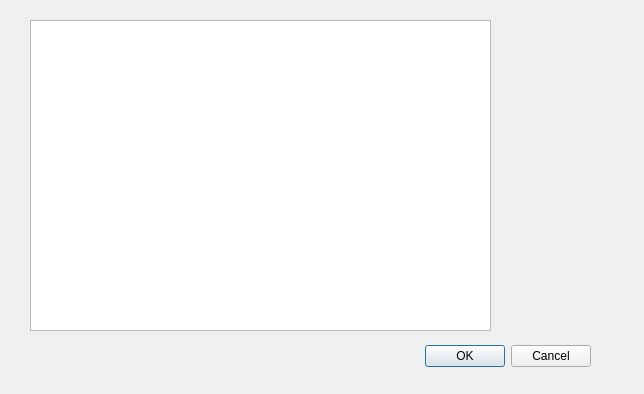
ambiesoft/SceneExplorer, file src/aboutdialog.ui: the form before one commit.
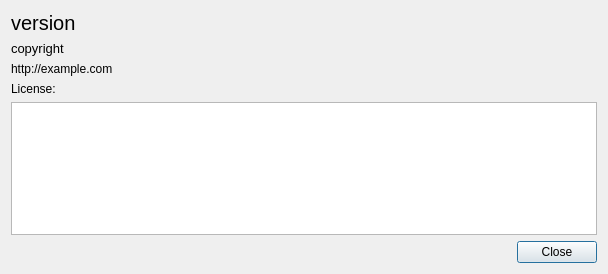
The form after the commit.

Commit message: Add license to each source

The edit to the form file:
```diff
--- a/src/aboutdialog.ui
+++ b/src/aboutdialog.ui
@@ -6,39 +6,73 @@
    <rect>
     <x>0</x>
     <y>0</y>
-    <width>644</width>
-    <height>394</height>
+    <width>608</width>
+    <height>274</height>
    </rect>
   </property>
   <property name="windowTitle">
    <string>Dialog</string>
   </property>
-  <widget class="QDialogButtonBox" name="buttonBox">
-   <property name="geometry">
-    <rect>
-     <x>250</x>
-     <y>340</y>
-     <width>341</width>
-     <height>32</height>
-    </rect>
-   </property>
-   <property name="orientation">
-    <enum>Qt::Horizontal</enum>
-   </property>
-   <property name="standardButtons">
-    <set>QDialogButtonBox::Cancel|QDialogButtonBox::Ok</set>
-   </property>
-  </widget>
-  <widget class="QTextBrowser" name="textBrowser">
-   <property name="geometry">
-    <rect>
-     <x>30</x>
-     <y>20</y>
-     <width>461</width>
-     <height>311</height>
-    </rect>
-   </property>
-  </widget>
+  <layout class="QVBoxLayout" name="verticalLayout">
+   <item>
+    <widget class="QLabel" name="lblVersion">
+     <property name="font">
+      <font>
+       <pointsize>15</pointsize>
+      </font>
+     </property>
+     <property name="text">
+      <string>version</string>
+     </property>
+    </widget>
+   </item>
+   <item>
+    <widget class="QLabel" name="lblCopyright">
+     <property name="font">
+      <font>
+       <pointsize>10</pointsize>
+      </font>
+     </property>
+     <property name="text">
+      <string>copyright</string>
+     </property>
+    </widget>
+   </item>
+   <item>
+    <widget class="QLabel" name="lblWebpage">
+     <property name="text">
+      <string>http://example.com</string>
+     </property>
+    </widget>
+   </item>
+   <item>
+    <widget class="QLabel" name="lblLicense">
+     <property name="text">
+      <string>License:</string>
+     </property>
+    </widget>
+   </item>
+   <item>
+    <widget class="QTextBrowser" name="tbLicense">
+     <property name="openExternalLinks">
+      <bool>true</bool>
+     </property>
+     <property name="openLinks">
+      <bool>true</bool>
+     </property>
+    </widget>
+   </item>
+   <item>
+    <widget class="QDialogButtonBox" name="buttonBox">
+     <property name="orientation">
+      <enum>Qt::Horizontal</enum>
+     </property>
+     <property name="standardButtons">
+      <set>QDialogButtonBox::Close</set>
+     </property>
+    </widget>
+   </item>
+  </layout>
  </widget>
  <resources/>
  <connections>
```
Left out of the diff: 2 changed lines with no effect on the pictures. The commit also changes 69 other files.
